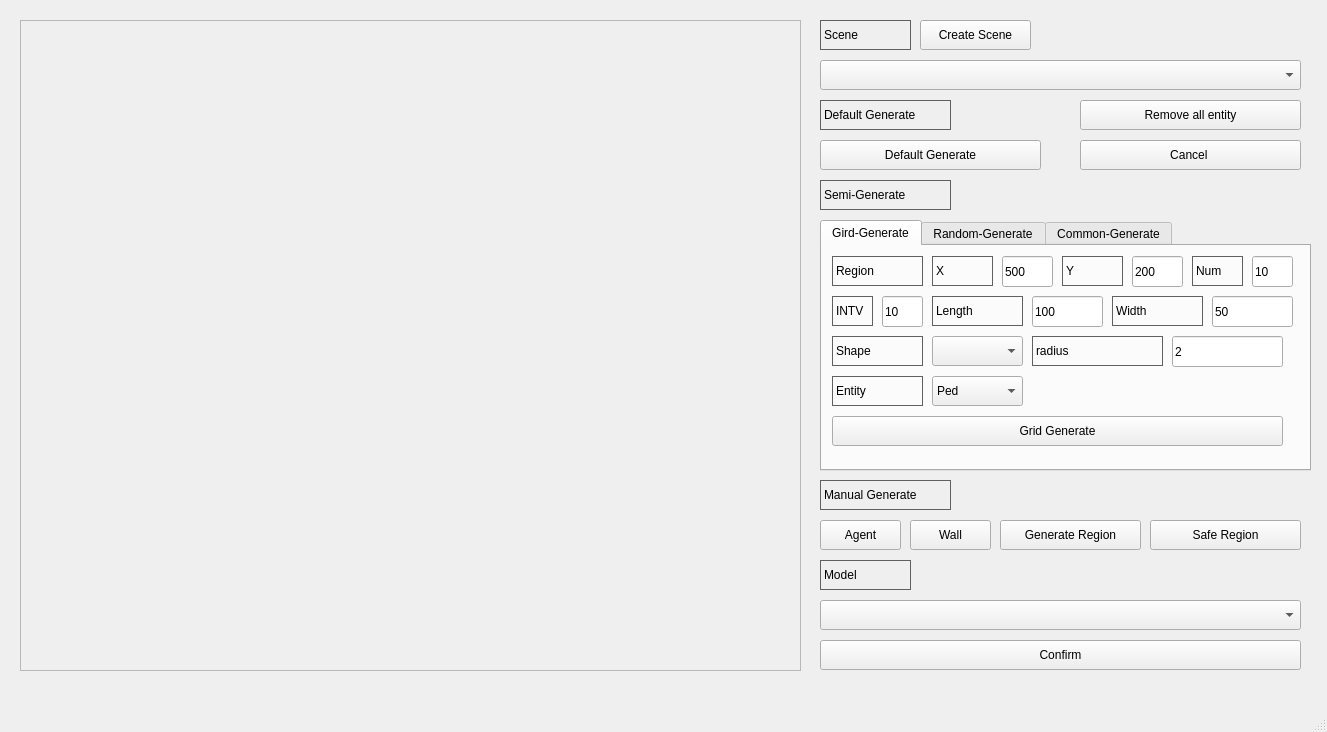
Old version of the form PedSimulation/gui/ui/mainwindow_setting.ui in the repository HDL951236874/PedSimulation.
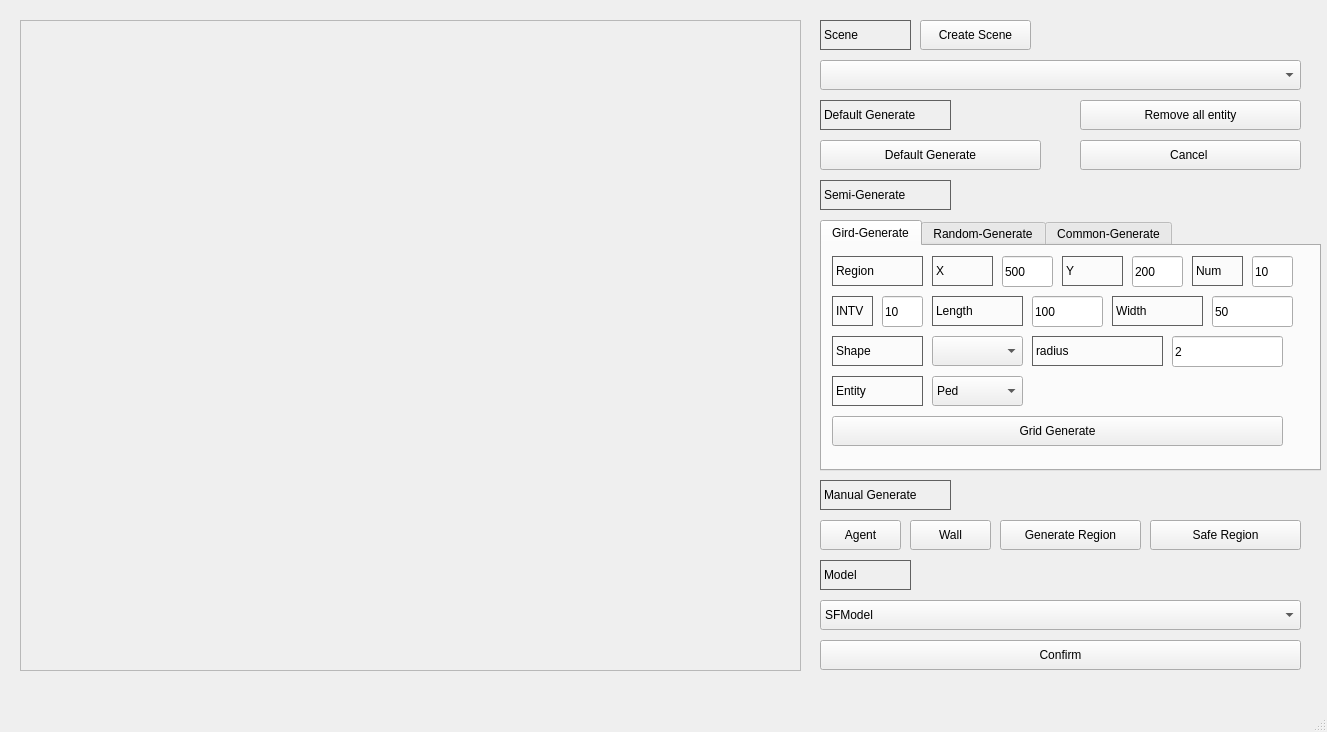
New version of the form.

Commit message: can select the scene by using the user interface

What changed in the file:
```diff
--- a/PedSimulation/gui/ui/mainwindow_setting.ui
+++ b/PedSimulation/gui/ui/mainwindow_setting.ui
@@ -99,6 +99,16 @@
       <height>30</height>
      </rect>
     </property>
+    <item>
+     <property name="text">
+      <string>SFModel</string>
+     </property>
+    </item>
+    <item>
+     <property name="text">
+      <string>CsvModel</string>
+     </property>
+    </item>
    </widget>
    <widget class="QLabel" name="label_4">
     <property name="geometry">
@@ -301,7 +311,7 @@
      <rect>
       <x>820</x>
       <y>220</y>
-      <width>491</width>
+      <width>501</width>
       <height>251</height>
      </rect>
     </property>
```
The commit also changes 3 other files.
